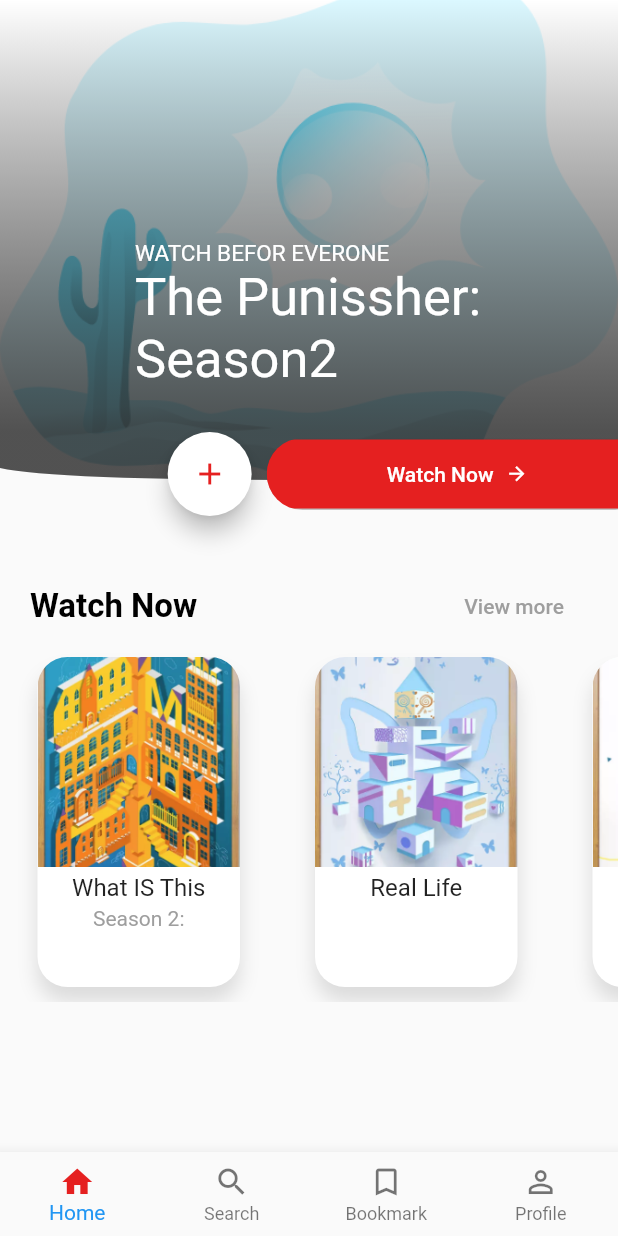
After one commit to QDMarkMan/flutter_shop_app, a Flutter app: the screen it shows after launch, in the side drawer, after a tap on "NetFlix", on a phone screen of 412 x 824 dp. The commit adds this screen. Run offline on Flutter 3.47's test engine with Material 2 defaults, Android fonts, the phone set to English and light mode, and no system bars; our stand-ins replace carousel_pro, dio, flutter_screenutil, flutter_spinkit, fluttertoast, shared_preferences; missing offline and left inert: amap_base, fluttery_seekbar.

Commit message:
仿nitflix

```diff
--- a/lib/pages/found_page.dart
+++ b/lib/pages/found_page.dart
@@ -10,7 +10,7 @@ class _FoundPageState extends State<FoundPage> {
   @override
   Widget build(BuildContext context) {
     return Container(
-       child: Text('Shop_Found'),
+      child: Text('Shop_Found'),
     );
   }
 }
--- a/lib/pages/home_page.dart
+++ b/lib/pages/home_page.dart
@@ -5,7 +5,7 @@
  * @Description: 主页
  * @youWant: add you want info here
  * @Date: 2019-03-07 10:08:16
- * @LastEditTime: 2019-04-27 10:18:58
+ * @LastEditTime: 2019-06-17 11:37:47
  */
 import 'package:flutter/material.dart';
 import 'package:flutter/cupertino.dart';
@@ -14,8 +14,8 @@ import 'package:shop_app/widgets/nav_drawer.dart';
 import 'package:shop_app/widgets/home_swiper.dart';
 import 'package:shop_app/widgets/home_category.dart';
 // import 'package:shop_app/widgets/home_products.dart';
-// import 'package:shop_app/widgets/home_wrap_products.dart';
-import 'package:flutter_spinkit/flutter_spinkit.dart';
+import 'package:shop_app/widgets/home_wrap_products.dart';
+// import 'package:flutter_spinkit/flutter_spinkit.dart';
 
 class HomePage extends StatelessWidget {
   @override
@@ -63,9 +63,9 @@ class HomePage extends StatelessWidget {
             height: 320,
             child: HomeProducts(),
           ) */
-          // HomeWrapProducts(),
+          HomeWrapProducts(),
           // loading状态
-          SpinKitWave(color: Theme.of(context).primaryColor, type: SpinKitWaveType.start, size: 36,),
+          // SpinKitWave(color: Theme.of(context).primaryColor, type: SpinKitWaveType.start, size: 36,),
           // 最新产品
         ],
       ),
--- a/lib/pages/index_page.dart
+++ b/lib/pages/index_page.dart
@@ -10,7 +10,7 @@ class _IndexPageState extends State<IndexPage> {
   @override
   Widget build(BuildContext context) {
     return Container(
-       child: Text('Shop_index'),
+      child: Text('Shop_index'),
     );
   }
 }
--- /dev/null
+++ b/lib/pages/netflix/netflix_page.dart
@@ -0,0 +1,276 @@
+/*
+ * @Author: etongfu
+ * @Email: 13583254085@163.com
+ * @Version:
+ * @Date: 2019-06-18 09:31:59
+ * @LastEditors: etongfu
+ * @LastEditTime: 2019-06-18 11:59:39
+ * @Description: 仿 Netflix 主页
+ * @youWant: add you want info here
+ */
+import 'package:flutter/material.dart';
+/// 图片列表
+List<String> images = [
+  "images/cards/01.png",
+  "images/cards/02.png",
+  "images/cards/03.png",
+  "images/cards/04.png",
+];
+// 标题部分
+List<String> titles = [
+  "What IS This",
+  "Real Life",
+  "Show Me The World",
+  "This Is Flutter"
+];
+
+/// app
+class NetflixPage extends StatelessWidget {
+  @override
+  Widget build(BuildContext context) {
+    return Scaffold(
+      body: NetflixApp(),
+      bottomNavigationBar: BottomNavigationBar(
+        currentIndex: 0,
+        type: BottomNavigationBarType.fixed,
+        items: [
+          BottomNavigationBarItem(
+            icon: Icon(Icons.home, color: Color(0xFFE52020),),
+            title: Text('Home', style:TextStyle(color: Color(0xFFE52020)))
+          ),
+          BottomNavigationBarItem(
+            icon: Icon(Icons.search),
+            title: Text('Search')
+          ),
+          BottomNavigationBarItem(
+            icon: Icon(Icons.bookmark_border),
+            title: Text('Bookmark')
+          ),
+          BottomNavigationBarItem(
+            icon: Icon(Icons.person_outline),
+            title: Text('Profile')
+          )
+        ],
+      ),
+    );
+  }
+}
+/// 核心页面
+/// app page
+class NetflixApp extends StatefulWidget {
+  @override
+  _NetflixAppState createState() => _NetflixAppState();
+}
+
+class _NetflixAppState extends State<NetflixApp> {
+  @override
+  Widget build(BuildContext context) {
+    return SingleChildScrollView(
+      child: Column(
+        children: <Widget>[
+          ScreenTop(),
+          ScreenBottom()
+        ],
+      ),
+    );
+  }
+}
+/// 屏幕上部分
+class ScreenTop extends StatelessWidget {
+  @override
+  Widget build(BuildContext context) {
+    return Container(
+      height: 380,
+      child: Stack(
+        children: <Widget>[
+          ClipPath(
+            clipper: TopClipper(),
+            child: Container(
+              height: 320,
+              decoration: BoxDecoration(
+                color: Colors.white,
+                boxShadow: [
+                  BoxShadow(
+                    color: Colors.black12,
+                    offset: Offset(0, 10),
+                    blurRadius: 10
+                  )
+                ]
+              ),
+              child: Stack(
+                children: <Widget>[
+                  Image.asset("images/sun.png",fit:BoxFit.cover, width: double.infinity),
+                  Container(
+                    height: double.infinity,
+                    width: double.infinity,
+                    decoration: BoxDecoration(
+                      gradient: LinearGradient(
+                        colors: [
+                          const Color(0x00000000),
+                          const Color(0xD9333333)
+                        ],
+                        stops: [0.0, 0.9],
+                        begin: FractionalOffset(0, 0),
+                        end: FractionalOffset(0, 1)
+                      )
+                    ),
+                    child: Padding(
+                      padding: EdgeInsets.only(top: 100,left: 90),
+                      child: Column(
+                        mainAxisAlignment: MainAxisAlignment.center,
+                        crossAxisAlignment: CrossAxisAlignment.start,
+                        children: <Widget>[
+                          Text('WATCH BEFOR EVERONE', style: TextStyle(color: Colors.white, fontSize: 15),),
+                          Text('The Punissher: Season2',style: TextStyle(color: Colors.white, fontSize: 35),)
+                        ],
+                      ),
+                    ),
+                  )
+                ],
+              ),
+            ),
+          ),
+          // 观看按钮
+          Positioned(
+            top: 260,
+            right: -20,
+            // ??? 这是个什么组件 ？
+            child: FractionalTranslation(
+              translation: Offset(0, .5),
+              child: Row(
+                children: <Widget>[
+                  FloatingActionButton(
+                    onPressed: (){},
+                    backgroundColor: Colors.white,
+                    child: Icon(Icons.add, color: Color(0xFFE52020),),
+                  ),
+                  SizedBox(width: 10,),
+                  ClipRRect(
+                    borderRadius: BorderRadius.circular(30),
+                    child: RaisedButton(
+                      onPressed: (){},
+                      color: Color(0xFFE52020),
+                      padding: EdgeInsets.symmetric(horizontal: 80, vertical: 15),
+                      child: Row(
+                        children: <Widget>[
+                          Text('Watch Now', style: TextStyle(color: Colors.white)),
+                          SizedBox(width: 8,),
+                          Icon(
+                            Icons.arrow_forward,
+                            color:Colors.white,
+                            size:15
+                          )
+                        ],
+                      ),
+                    ),
+                  )
+                ],
+              ),
+            ),
+          )
+        ],
+      ),
+    );
+  }
+}
+/// 剪裁组件
+class TopClipper extends CustomClipper<Path> {
+  @override
+  Path getClip(Size size) {
+    var path = new Path();
+    path.lineTo(0, size.width - 100);
+
+    var controlPoient = Offset(35, size.height);
+    var endPoint= Offset(size.width / 2, size.height);
+
+    path.quadraticBezierTo(controlPoient.dx, controlPoient.dy, endPoint.dx, endPoint.dy);
+
+    path.lineTo(size.width, size.height);
+
+    path.lineTo(size.width, 0.0);
+    return path;
+  }
+
+  @override
+  bool shouldReclip(CustomClipper<Path> oldClipper) {
+    return true;
+  }
+
+}
+/// 屏幕底部
+class ScreenBottom extends StatelessWidget {
+
+  List<Widget> movies () {
+    List<Widget> _movieList = List();
+
+    for (var i = 0; i < images.length; i++) {
+      var movie = Padding(
+        padding: const EdgeInsets.symmetric(horizontal: 25, vertical: 10),
+        child: Container(
+          height: 200,
+          width: 135,
+          decoration: BoxDecoration(
+            borderRadius: BorderRadius.circular(20),
+            color: Colors.white,
+            boxShadow: [
+              BoxShadow(
+                color: Colors.black12,
+                blurRadius: 10,
+                offset: Offset(0, 10)
+              )
+            ]
+          ),
+          child: Column(
+            children: <Widget>[
+              ClipRRect(
+                borderRadius: BorderRadius.only(topLeft: Radius.circular(20), topRight: Radius.circular(20)),
+                child: Image.asset(images[i], fit: BoxFit.cover,width: double.infinity,height: 140,)),
+              Padding(
+                padding: const EdgeInsets.only(left: 8, right: 8 , top: 4),
+                child: Text(titles[i], textAlign: TextAlign.center, style: TextStyle(fontSize:16)),
+              ),
+              Padding(
+                padding: EdgeInsets.only(top: 3),
+                child: Text(i == 0 ? "Season 2:": "", style: TextStyle(color: Colors.grey),),
+              )
+            ],
+          ),
+        ),
+      );
+      _movieList.add(movie);
+    }
+
+    return _movieList;
+  }
+
+  @override
+  Widget build(BuildContext context) {
+    return Container(
+      height: 360,
+      child: Column(
+        children: <Widget>[
+          Padding(
+            padding: const EdgeInsets.symmetric(horizontal: 20),
+            child: Row(
+              mainAxisAlignment: MainAxisAlignment.spaceBetween,
+              children: <Widget>[
+                Text('Watch Now', style: TextStyle(color: Colors.black, fontSize: 22.0, fontWeight: FontWeight.bold),),
+                FlatButton(
+                  onPressed: (){},
+                  child: Text('View more', style: TextStyle(color: Colors.grey),),
+                )
+              ],
+            ),
+          ),
+          Container(
+            height: 240,
+            child: ListView(
+              scrollDirection: Axis.horizontal,
+              children: movies(),
+            ),
+          )
+        ],
+      ),
+    );
+  }
+}
--- a/lib/widgets/home_wrap_products.dart
+++ b/lib/widgets/home_wrap_products.dart
@@ -5,7 +5,7 @@
  * @Description: 最新产品展示
  * @youWant: add you want info here
  * @Date: 2019-03-08 09:57:27
- * @LastEditTime: 2019-03-21 11:13:56
+ * @LastEditTime: 2019-06-17 11:53:37
  */
 import 'package:flutter/material.dart';
 import 'package:flutter/cupertino.dart';
@@ -37,7 +37,7 @@ class _HomeWrapProductsState extends State<HomeWrapProducts> {
     // TODO: implement initState
     super.initState();
     // 获取产品列表
-    getList();
+    // getList();
   }
   var productList = [
     {
--- a/lib/widgets/nav_drawer.dart
+++ b/lib/widgets/nav_drawer.dart
@@ -13,6 +13,8 @@ import 'package:shop_app/pages/card_page.dart';
 import 'package:shop_app/pages/shoppingUI/shopping.dart';
 import 'package:shop_app/pages/shoppingCartUI1/shoppint_cart_ui1.dart';
 import 'package:shop_app/pages/guide/guide_page.dart';
+import 'package:shop_app/pages/netflix/netflix_page.dart';
+
 
 
 class NavDrawer extends StatelessWidget {
@@ -113,6 +115,12 @@ class NavDrawer extends StatelessWidget {
             },
           ),
           InkWell(
+            child: ListTile(title: Text('NetFlix'), leading: Icon(Icons.videocam, color: Theme.of(context).primaryColor,)),
+            onTap: () {
+                _jumpPage(NetflixPage());
+            },
+          ),
+          InkWell(
             child: ListTile(title: Text('AndroidView'), leading: Icon(Icons.map, color: Theme.of(context).primaryColor,)),
             onTap: () {
                 _jumpPage(AndroidPage());
```
